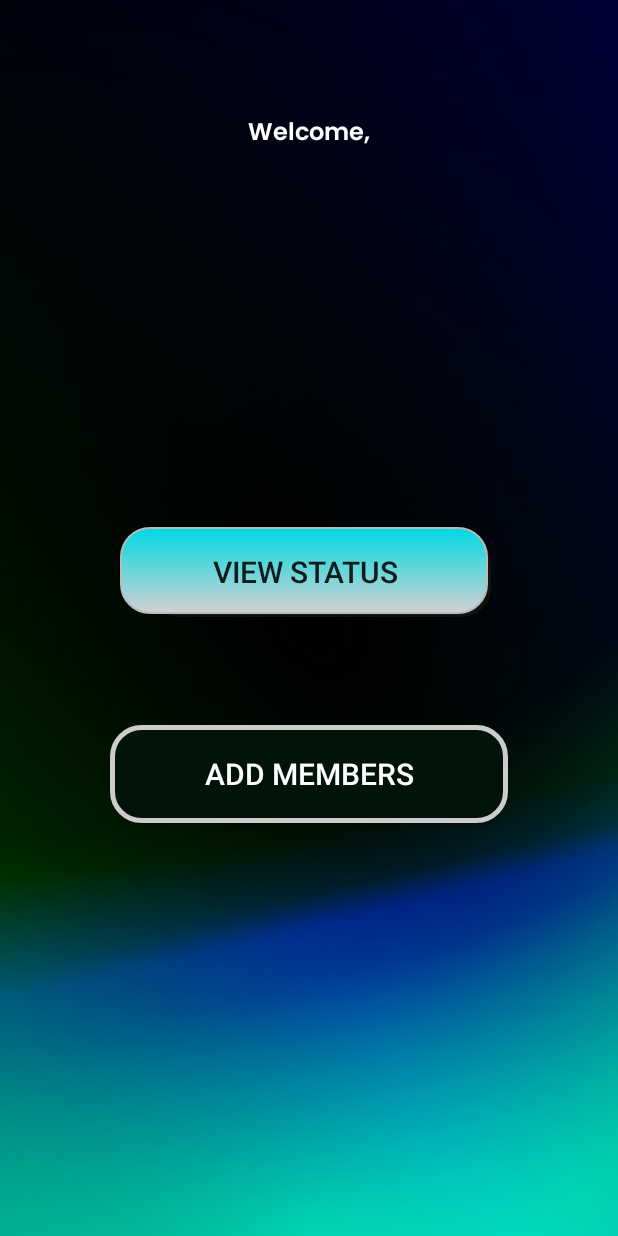
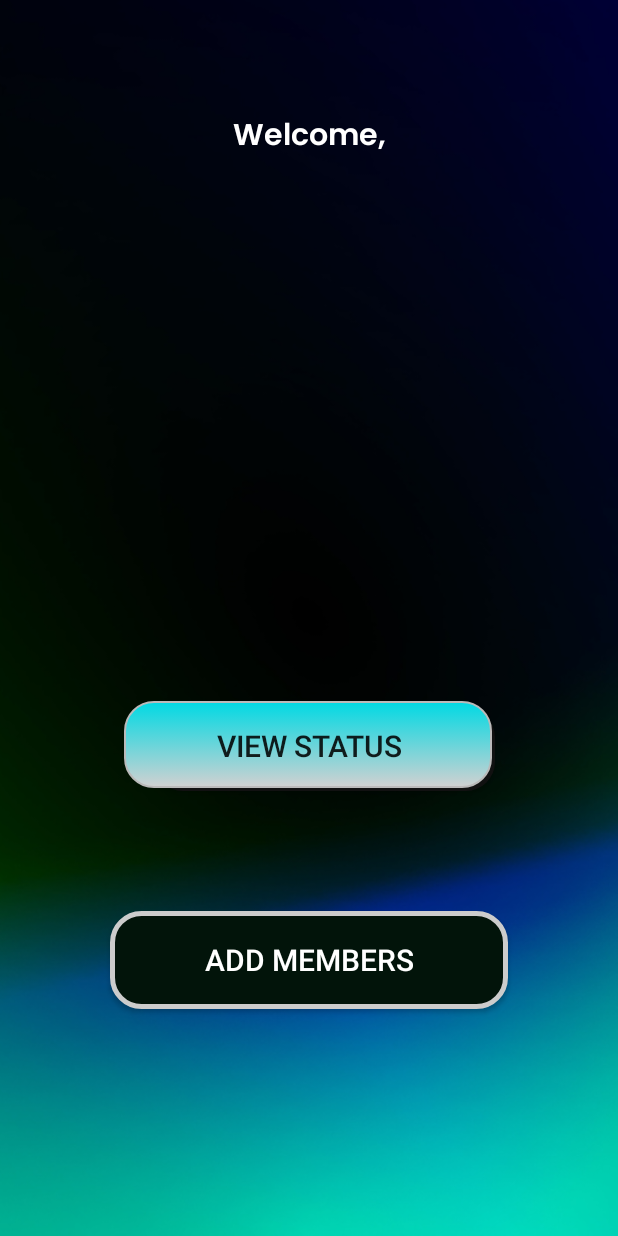
Before and after one commit to RajBhattacharyya/fictional-lamp, an Android app: the SettingsActivity screen opened directly, with no data from a screen before it, on a phone screen of 412 x 824 dp. Run offline under Robolectric (Android 15) with nearby library versions, the phone set to English and light mode, and no system bars; our stand-ins replace Firebase (no records; nobody signed in at launch, a user with empty details on screens opened directly).

Commit message:
minor UI fixes

```diff
--- a/app/src/main/res/layout/settings.xml
+++ b/app/src/main/res/layout/settings.xml
@@ -9,13 +9,14 @@
 
     <TextView
         android:id="@+id/mail"
-        android:layout_width="298dp"
-        android:layout_height="36dp"
-        android:layout_marginTop="100dp"
+        android:layout_width="378dp"
+        android:layout_height="67dp"
+        android:layout_marginTop="132dp"
+        android:textAlignment="center"
         android:textColor="#FFFFFF"
         android:textSize="20sp"
         app:layout_constraintEnd_toEndOf="parent"
-        app:layout_constraintHorizontal_bias="0.495"
+        app:layout_constraintHorizontal_bias="0.515"
         app:layout_constraintStart_toStartOf="parent"
         app:layout_constraintTop_toBottomOf="@+id/textView3" />
 
@@ -23,12 +24,11 @@
         android:id="@+id/nextbtn"
         android:layout_width="247dp"
         android:layout_height="60dp"
-        android:layout_marginTop="112dp"
+        android:layout_marginTop="152dp"
         android:background="@drawable/dashboard_box"
         android:text="View Status"
         android:textSize="20sp"
         app:layout_constraintEnd_toEndOf="parent"
-        app:layout_constraintHorizontal_bias="0.485"
         app:layout_constraintStart_toStartOf="parent"
         app:layout_constraintTop_toBottomOf="@+id/mail" />
 
@@ -36,7 +36,7 @@
         android:id="@+id/button5"
         android:layout_width="265dp"
         android:layout_height="65dp"
-        android:layout_marginTop="72dp"
+        android:layout_marginTop="80dp"
         android:background="@drawable/rounded_corner_view2"
         android:text="Add members"
         android:textColor="#FFFFFF"
@@ -47,12 +47,13 @@
 
     <TextView
         android:id="@+id/textView3"
-        android:layout_width="wrap_content"
-        android:layout_height="wrap_content"
+        android:layout_width="139dp"
+        android:layout_height="41dp"
         android:fontFamily="@font/poppins_semibold"
         android:text="Welcome,"
+        android:textAlignment="center"
         android:textColor="#FFFFFF"
-        android:textSize="16sp"
+        android:textSize="20sp"
         app:layout_constraintBottom_toBottomOf="parent"
         app:layout_constraintEnd_toEndOf="parent"
         app:layout_constraintStart_toStartOf="parent"
```
